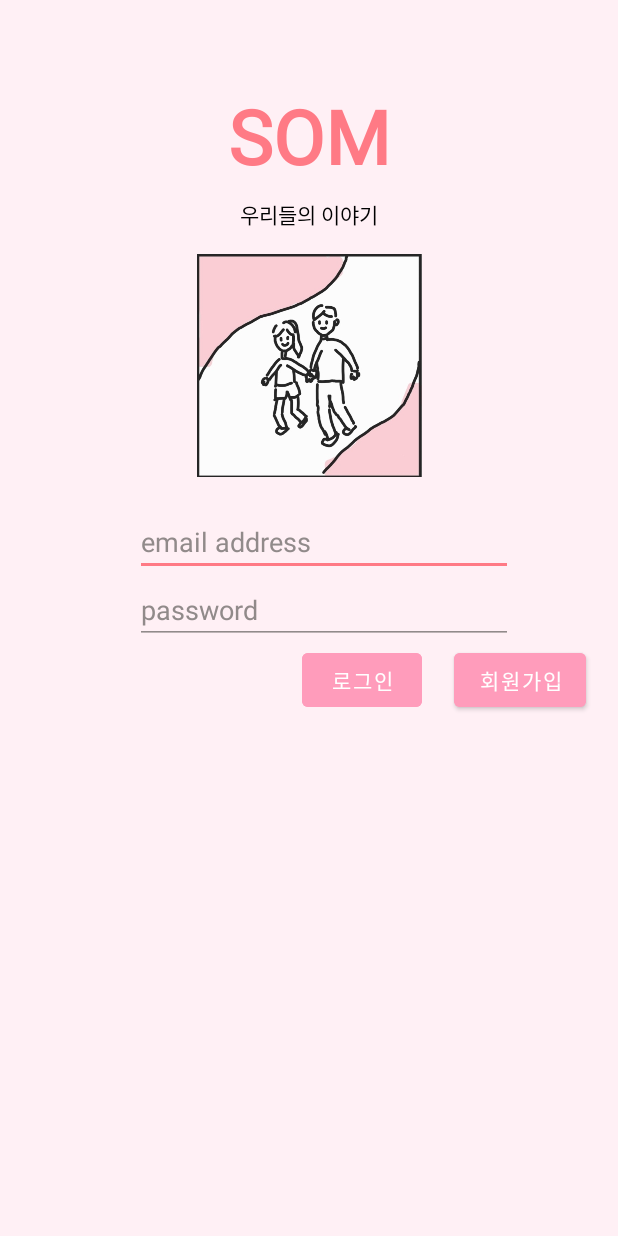
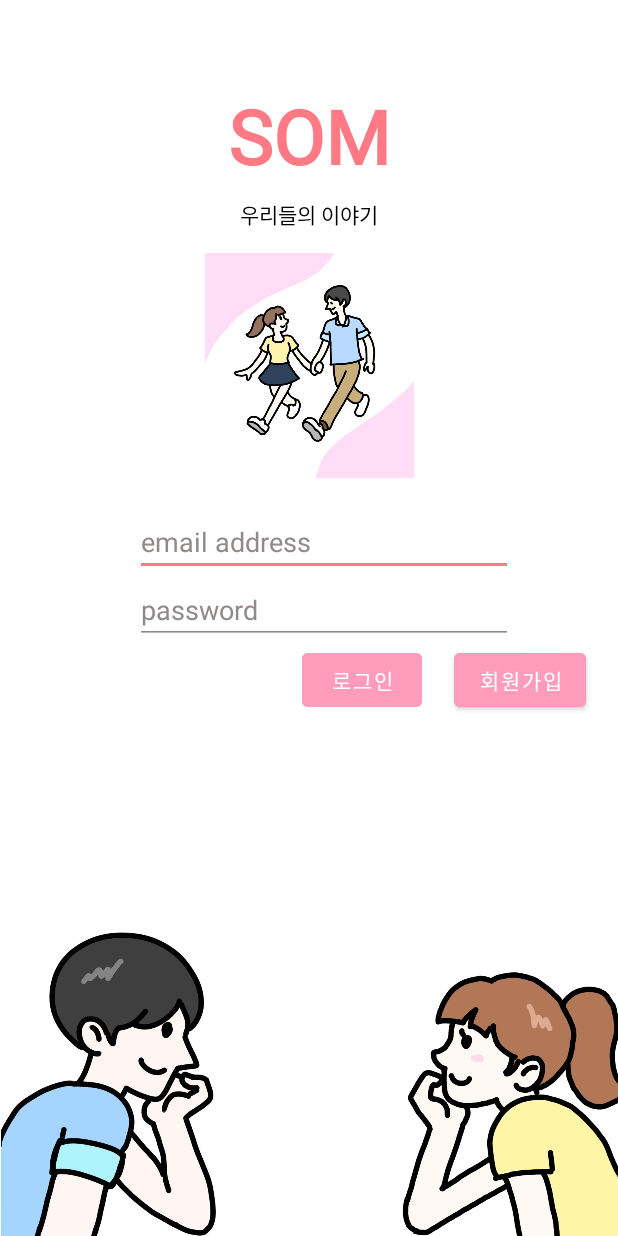
Before and after one commit to mh991221/SOM, an Android app: the screen it shows after launch (LoginActivity), on a phone screen of 412 x 824 dp. Run offline under Robolectric (Android 15) with nearby library versions, the phone set to English and light mode, and no system bars; our stand-ins replace Firebase (no records; nobody signed in at launch, a user with empty details on screens opened directly).

Commit message:
이이쁜 그림들 추가여

```diff
--- a/app/src/main/res/layout/login_layout.xml
+++ b/app/src/main/res/layout/login_layout.xml
@@ -1,6 +1,7 @@
 <?xml version="1.0" encoding="utf-8"?>
 <androidx.constraintlayout.widget.ConstraintLayout xmlns:android="http://schemas.android.com/apk/res/android"
     xmlns:app="http://schemas.android.com/apk/res-auto"
+    xmlns:tools="http://schemas.android.com/tools"
     android:layout_width="match_parent"
     android:layout_height="match_parent"
     android:background="@color/som_background">
@@ -34,7 +35,7 @@
         android:id="@+id/loginImageView"
         android:layout_width="150dp"
         android:layout_height="150dp"
-        android:src="@drawable/som_icon"
+        android:src="@drawable/together_c"
         app:layout_constraintBottom_toBottomOf="parent"
         app:layout_constraintEnd_toEndOf="parent"
         app:layout_constraintStart_toStartOf="parent"
@@ -95,4 +96,20 @@
         app:layout_constraintStart_toEndOf="@id/loginButton"
         app:layout_constraintTop_toTopOf="@id/loginButton" />
 
+    <ImageView
+        android:id="@+id/imageView"
+        android:layout_width="150dp"
+        android:layout_height="185dp"
+        app:layout_constraintBottom_toBottomOf="parent"
+        app:layout_constraintEnd_toEndOf="parent"
+        app:srcCompat="@drawable/girl" />
+
+    <ImageView
+        android:id="@+id/imageView2"
+        android:layout_width="150dp"
+        android:layout_height="210dp"
+        app:layout_constraintBottom_toBottomOf="parent"
+        app:layout_constraintStart_toStartOf="parent"
+        app:srcCompat="@drawable/boy" />
+
 </androidx.constraintlayout.widget.ConstraintLayout>
--- a/app/src/main/res/layout/main_drawer_header.xml
+++ b/app/src/main/res/layout/main_drawer_header.xml
@@ -11,7 +11,7 @@
         android:layout_width="match_parent"
         android:layout_height="200dp"
         android:layout_marginTop="50dp"
-        android:src="@drawable/som_icon"
+        android:src="@drawable/together_w"
         app:layout_constraintEnd_toEndOf="parent"
         app:layout_constraintStart_toStartOf="parent"
         app:layout_constraintTop_toTopOf="parent" />
--- a/app/src/main/res/values/colors.xml
+++ b/app/src/main/res/values/colors.xml
@@ -8,7 +8,7 @@
     <color name="black">#FF000000</color>
     <color name="white">#FFFFFFFF</color>
     <color name="som_toolbar">#FFC0CB</color>
-    <color name="som_background">#FFF0F5</color>
+    <color name="som_background">#FFFFFFFF</color>
     <color name="hint_color">#918A8A</color>
     <color name="sign_up_background">#01F4E0</color>
 
```
Also changed, not shown: app/src/main/res/drawable-v24/boy.jpg (added), app/src/main/res/drawable-v24/girl.jpg (added), app/src/main/res/drawable-v24/together_c.jpg (added), app/src/main/res/drawable-v24/together_w.jpg (added).
